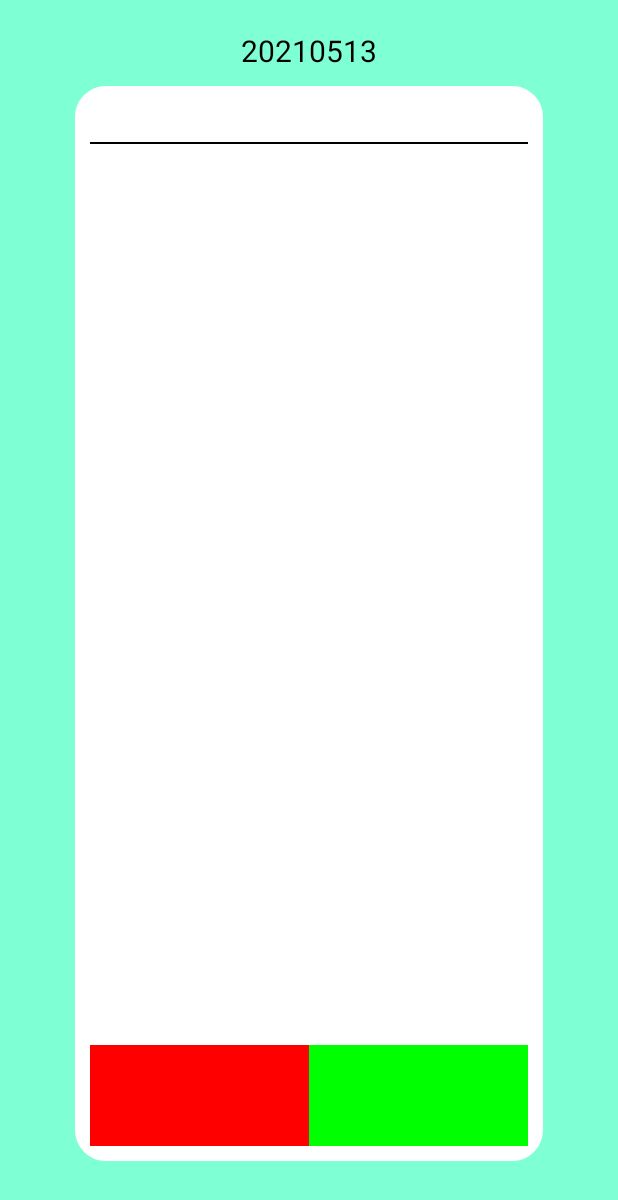
After one commit to taewarm/TNote, an Android app: the WriteActivity screen opened directly, with no data from a screen before it, on a phone screen of 412 x 824 dp. The commit adds this screen. Shown: the top 1200 px of the screen. Run offline under Robolectric (Android 15) with nearby library versions, the phone set to English and light mode, and no system bars.

Commit message:
write update

```diff
--- a/app/src/main/AndroidManifest.xml
+++ b/app/src/main/AndroidManifest.xml
@@ -19,6 +19,7 @@
         </activity>
         <activity android:name=".Activity.MainActivity"/>
         <activity android:name=".Activity.ReadActivity"/>
+        <activity android:name=".Activity.WriteActivity"/>
         <activity android:name="com.kakao.sdk.auth.AuthCodeHandlerActivity">
             <intent-filter>
                 <action android:name="android.intent.action.VIEW" />
--- a/app/src/main/java/com/example/tnote/API/TNoteAPI.kt
+++ b/app/src/main/java/com/example/tnote/API/TNoteAPI.kt
@@ -12,8 +12,12 @@ interface TNoteAPI {
     ): Call<Void>
 
     @GET("tae/UserID={id}&DlvDt={dlvdt}")
-    fun insertContent(
+    fun searchContent(
         @Path("id") id :String,
         @Path("dlvdt") dlvdt : String
     ): Call<List<ContentData>>
+
+    fun insertContent(
+        @Body id : JsonElement
+    ): Call<Void>
 }
--- a/app/src/main/java/com/example/tnote/Activity/MainActivity.kt
+++ b/app/src/main/java/com/example/tnote/Activity/MainActivity.kt
@@ -13,6 +13,7 @@ class MainActivity : AppCompatActivity(){
         setContentView(R.layout.activity_main)
 
         val btn_read = findViewById<LinearLayout>(R.id.btn_main_read)
+        val btn_write = findViewById<LinearLayout>(R.id.btn_main_write)
         var userID : Long
         //여기서 날아오는 id값으로 날짜별 데이터 찾아서 데이터베이스 userid에 넣고
         userID = intent.getLongExtra("userId",0)
@@ -23,6 +24,9 @@ class MainActivity : AppCompatActivity(){
             intent.putExtra("userId",userID)
             startActivity(intent)
         }
-
+        btn_write.setOnClickListener {
+            val intent = Intent(this, WriteActivity::class.java)
+            startActivity(intent)
+        }
     }
 }
--- a/app/src/main/java/com/example/tnote/Activity/ReadActivity.kt
+++ b/app/src/main/java/com/example/tnote/Activity/ReadActivity.kt
@@ -47,11 +47,12 @@ class ReadActivity : AppCompatActivity() {
     fun APIContent(userID:Long,DlvDt:String){
         var contentt = findViewById<TextView>(R.id.read_contents)
         val titlee = findViewById<TextView>(R.id.read_title)
-        val response = RetrofitBuilder.getService().insertContent(userID.toString(),DlvDt)
+        val response = RetrofitBuilder.getService().searchContent(userID.toString(),DlvDt)
         response.enqueue(object : Callback<List<ContentData>> {
             override fun onResponse(call: Call<List<ContentData>>, response: Response<List<ContentData>>) {
                 Log.i("여기",response.body().toString())
                 var content : List<ContentData>? = response.body()
+                if(content?.size != 0){
                     var title = ""
                     var contents = ""
                     if(content?.get(0)?.Content != null){
@@ -62,9 +63,11 @@ class ReadActivity : AppCompatActivity() {
                     }
                     contentt.setText(contents)
                     titlee.setText(title)
-
+                }else{
+                    titlee.setText("내용 없음")
+                    contentt.setText("내용이 없습니다.")
                 }
-
+            }
             override fun onFailure(call: Call<List<ContentData>>, t: Throwable) {
                 Log.i("여기Error",t.message.toString())
             }
--- /dev/null
+++ b/app/src/main/java/com/example/tnote/Activity/WriteActivity.kt
@@ -0,0 +1,30 @@
+package com.example.tnote.Activity
+
+import android.hardware.input.InputManager
+import android.os.Bundle
+import android.util.Log
+import android.view.inputmethod.InputMethodManager
+import android.widget.EditText
+import android.widget.LinearLayout
+import android.widget.ScrollView
+import androidx.appcompat.app.AppCompatActivity
+import com.example.tnote.R
+
+class WriteActivity : AppCompatActivity() {
+    override fun onCreate(savedInstanceState: Bundle?) {
+        super.onCreate(savedInstanceState)
+        setContentView(R.layout.activity_write)
+
+        var wrt_edt = findViewById<EditText>(R.id.write_edt_content)
+        var scrollview = findViewById<ScrollView>(R.id.write_scv)
+        var btn_cancel = findViewById<LinearLayout>(R.id.btn_cancel)
+        var btn_ok = findViewById<LinearLayout>(R.id.btn_ok)
+
+        btn_ok.setOnClickListener {
+            Log.i("여기","ok")
+        }
+        btn_cancel.setOnClickListener {
+            Log.i("여기","cancel")
+        }
+    }
+}
--- /dev/null
+++ b/app/src/main/res/drawable/edittext_custom.xml
@@ -0,0 +1,29 @@
+<?xml version="1.0" encoding="utf-8"?>
+
+<selector xmlns:android="http://schemas.android.com/apk/res/android">
+
+
+
+    <!-- 에디트텍스트가 포커스를 받았을때의 모양 및 색상 -->
+    <item android:state_focused="true">
+        <shape xmlns:android="http://schemas.android.com/apk/res/android" android:shape="rectangle">
+            <stroke
+                android:width="1dp"
+                android:color="#FFFFFF"/>
+            <corners android:radius="4dp"/>
+            <solid
+                android:color="#FFFFFF" />
+        </shape>
+    </item>
+
+    <item android:state_focused="false">
+        <shape xmlns:android="http://schemas.android.com/apk/res/android" android:shape="rectangle">
+            <stroke
+                android:width="1dp"
+                android:color="#FFFFFF"/>
+            <corners android:radius="4dp"/>
+            <solid
+                android:color="#FFFFFF" />
+        </shape>
+    </item>
+</selector>
--- a/app/src/main/res/drawable/layout_circle.xml
+++ b/app/src/main/res/drawable/layout_circle.xml
@@ -10,5 +10,5 @@
         android:topRightRadius="20dp" />
     <stroke
         android:width="1dp"
-        android:color="#b6907f" />
+        android:color="#FFFFFF" />
 </shape>
--- a/app/src/main/res/layout/activity_read.xml
+++ b/app/src/main/res/layout/activity_read.xml
@@ -56,7 +56,7 @@
                         android:layout_weight="1"
                         android:textSize="25dp"
                         android:textColor="#000000"
-                        android:text="Title"/>
+                        android:text="없음"/>
                 </LinearLayout>
                 <ScrollView
                     android:layout_width="match_parent"
--- /dev/null
+++ b/app/src/main/res/layout/activity_write.xml
@@ -0,0 +1,98 @@
+<?xml version="1.0" encoding="utf-8"?>
+<LinearLayout xmlns:android="http://schemas.android.com/apk/res/android"
+    xmlns:app="http://schemas.android.com/apk/res-auto"
+    xmlns:tools="http://schemas.android.com/tools"
+    android:layout_width="match_parent"
+    android:layout_height="match_parent"
+    tools:context=".Activity.LoginActivity">
+
+    <LinearLayout
+        android:layout_width="match_parent"
+        android:layout_height="match_parent"
+        android:orientation="vertical"
+        android:weightSum="3">
+        <LinearLayout
+            android:layout_width="match_parent"
+            android:layout_height="match_parent"
+            android:background="#7FFFD4"
+            android:orientation="vertical">
+            <TextView
+                android:layout_width="match_parent"
+                android:layout_height="wrap_content"
+                android:layout_marginTop="20dp"
+                android:layout_marginLeft="50dp"
+                android:layout_marginRight="50dp"
+                android:gravity="center"
+                android:text="20210513"
+                android:textColor="#000000"
+                android:textSize="20dp"/>
+            <LinearLayout
+                android:layout_width="match_parent"
+                android:layout_height="match_parent"
+                android:layout_marginTop="10dp"
+                android:layout_marginLeft="50dp"
+                android:layout_marginRight="50dp"
+                android:layout_marginBottom="50dp"
+                android:padding="10dp"
+                android:orientation="vertical"
+                android:background="@drawable/layout_circle"
+                android:weightSum="10">
+                <LinearLayout
+                    android:layout_width="match_parent"
+                    android:layout_height="wrap_content"
+                    android:orientation="vertical">
+                    <EditText
+                        android:id="@+id/write_edt_title"
+                        android:layout_width="match_parent"
+                        android:layout_height="wrap_content"
+                        android:textSize="20dp"
+                        android:textColor="#000000"
+                        android:background="@drawable/edittext_custom"/>
+                    <LinearLayout
+                        android:layout_width="match_parent"
+                        android:layout_height="1dp"
+                        android:background="#000000"/>
+                </LinearLayout>
+                <LinearLayout
+                    android:layout_width="match_parent"
+                    android:layout_height="0dp"
+                    android:layout_weight="9">
+                    <ScrollView
+                        android:id="@+id/write_scv"
+                        android:layout_width="match_parent"
+                        android:layout_height="match_parent">
+                        <EditText
+                            android:id="@+id/write_edt_content"
+                            android:layout_width="match_parent"
+                            android:layout_height="match_parent"
+                            android:textSize="20dp"
+                            android:textColor="#000000"
+                            android:background="@drawable/edittext_custom"
+                            android:text="\n\n\n\n\n\n\n\n\n\n\n\n\n\n\n\n\n\n\n\n\n\n\n\n\n\n\n"/>
+                    </ScrollView>
+                </LinearLayout>
+                <LinearLayout
+                    android:layout_width="match_parent"
+                    android:layout_height="0dp"
+                    android:layout_weight="1"
+                    android:weightSum="2">
+                    <LinearLayout
+                        android:id="@+id/btn_cancel"
+                        android:layout_width="0dp"
+                        android:layout_height="match_parent"
+                        android:layout_weight="1"
+                        android:orientation="horizontal"
+                        android:background="#FF0000"/>
+                    <LinearLayout
+                        android:id="@+id/btn_ok"
+                        android:layout_width="0dp"
+                        android:layout_height="match_parent"
+                        android:layout_weight="1"
+                        android:orientation="horizontal"
+                        android:background="#00FF00"/>
+                </LinearLayout>
+            </LinearLayout>
+        </LinearLayout>
+    </LinearLayout>
+
+</LinearLayout>
```
Lines whose indentation alone changed are shown as unchanged.
